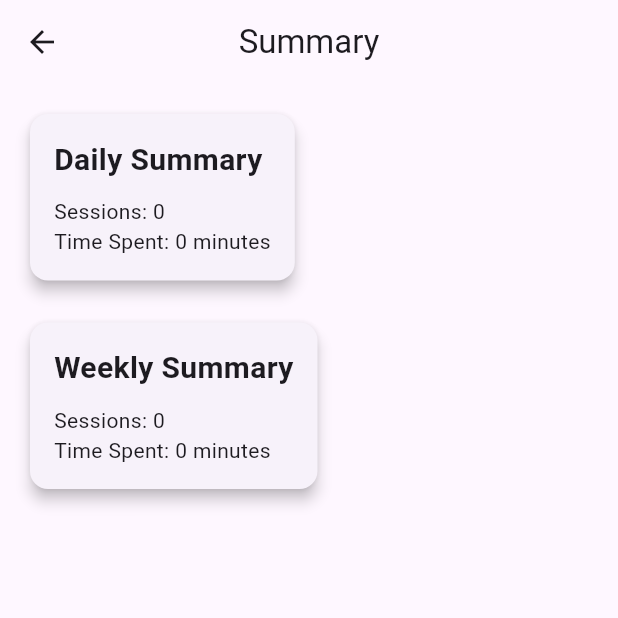
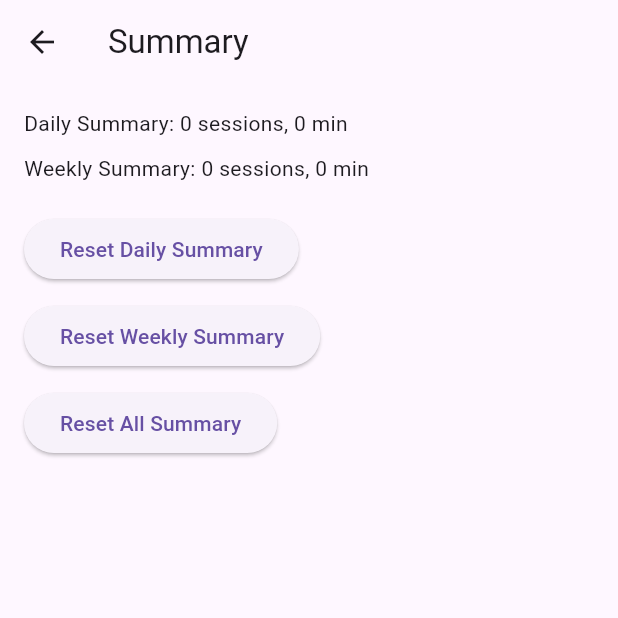
Before and after one commit to lazuardi-kipidapp/pomodoro_timer, a Flutter app: the screen it shows after launch, after a tap on "Start", after a tap on "Reset", after a tap on the "bar chart" icon, on a phone screen of 412 x 824 dp, the top half of it. Run offline on Flutter 3.47's test engine with Material 3 defaults, Android fonts, the phone set to English and light mode, and no system bars; our stand-ins replace awesome_notifications, shared_preferences.

Commit message:
adding feature reset

```diff
--- a/lib/controllers/summary_controller.dart
+++ b/lib/controllers/summary_controller.dart
@@ -41,14 +41,28 @@ class SummaryController {
     };
   }
 
+  static void resetDailySummary() {
+    _prefs.setInt('daily_sessions', 0);
+    _prefs.setInt('daily_time', 0);
+  }
+
+  static void resetWeeklySummary() {
+    _prefs.setInt('weekly_sessions', 0);
+    _prefs.setInt('weekly_time', 0);
+  }
+
+  static void resetAllSummary() {
+    resetDailySummary();
+    resetWeeklySummary();
+  }
+
   static void _checkAndResetDailySummary() {
     String today = DateFormat('yyyy-MM-dd').format(DateTime.now());
     String lastUsedDate = _prefs.getString('last_used_date') ?? '';
 
     if (today != lastUsedDate) {
       _prefs.setString('last_used_date', today);
-      _prefs.setInt('daily_sessions', 0);
-      _prefs.setInt('daily_time', 0);
+      resetDailySummary();
     }
   }
 
--- a/lib/main.dart
+++ b/lib/main.dart
@@ -17,7 +17,7 @@ class PomodoroTimerApp extends StatelessWidget {
     return MaterialApp(
       debugShowCheckedModeBanner: false,
       theme: ThemeData(primarySwatch: Colors.blue),
-      home: const TimerScreen(),
+      home: TimerScreen(),
       routes: {
         '/summary': (context) => const SummaryScreen(),
       },
--- a/lib/screens/summary_screen.dart
+++ b/lib/screens/summary_screen.dart
@@ -1,47 +1,81 @@
 import 'package:flutter/material.dart';
 import 'package:pomodoro_timer/controllers/summary_controller.dart';
 
-class SummaryScreen extends StatelessWidget {
+class SummaryScreen extends StatefulWidget {
   const SummaryScreen({super.key});
 
   @override
+  _SummaryScreenState createState() => _SummaryScreenState();
+}
+
+class _SummaryScreenState extends State<SummaryScreen> {
+  late Map<String, Map<String, dynamic>> summary;
+
+  @override
+  void initState() {
+    super.initState();
+    _loadSummary();
+  }
+
+  void _loadSummary() {
+    setState(() {
+      summary = SummaryController.getSummary();
+    });
+  }
+
+  void _resetDailySummary() {
+    SummaryController.resetDailySummary();
+    ScaffoldMessenger.of(context).showSnackBar(
+      const SnackBar(content: Text('Daily summary reset!')),
+    );
+    _loadSummary();
+  }
+
+  void _resetWeeklySummary() {
+    SummaryController.resetWeeklySummary();
+    ScaffoldMessenger.of(context).showSnackBar(
+      const SnackBar(content: Text('Weekly summary reset!')),
+    );
+    _loadSummary();
+  }
+
+  void _resetAllSummary() {
+    SummaryController.resetAllSummary();
+    ScaffoldMessenger.of(context).showSnackBar(
+      const SnackBar(content: Text('All summary reset!')),
+    );
+    _loadSummary();
+  }
+
+  @override
   Widget build(BuildContext context) {
-    final summary = SummaryController.getSummary();
-
     return Scaffold(
       appBar: AppBar(
         title: const Text('Summary'),
-        centerTitle: true,
       ),
       body: Padding(
         padding: const EdgeInsets.all(16.0),
         child: Column(
           crossAxisAlignment: CrossAxisAlignment.start,
           children: [
-            _buildSummarySection('Daily Summary', summary['daily']!),
+            Text('Daily Summary: ${summary['daily']!['sessions']} sessions, ${summary['daily']!['time']} min'),
+            const SizedBox(height: 10),
+            Text('Weekly Summary: ${summary['weekly']!['sessions']} sessions, ${summary['weekly']!['time']} min'),
             const SizedBox(height: 20),
-            _buildSummarySection('Weekly Summary', summary['weekly']!),
-          ],
-        ),
-      ),
-    );
-  }
-
-  Widget _buildSummarySection(String title, Map<String, dynamic> data) {
-    return Card(
-      elevation: 4,
-      child: Padding(
-        padding: const EdgeInsets.all(16.0),
-        child: Column(
-          crossAxisAlignment: CrossAxisAlignment.start,
-          children: [
-            Text(
-              title,
-              style: const TextStyle(fontSize: 20, fontWeight: FontWeight.bold),
+            ElevatedButton(
+              onPressed: _resetDailySummary,
+              child: const Text('Reset Daily Summary'),
             ),
             const SizedBox(height: 10),
-            Text('Sessions: ${data['sessions']}'),
-            Text('Time Spent: ${data['time']} minutes'),
+            ElevatedButton(
+              onPressed: _resetWeeklySummary,
+              child: const Text('Reset Weekly Summary'),
+            ),
+            const SizedBox(height: 10),
+            ElevatedButton(
+              onPressed: _resetAllSummary,
+              child: const Text('Reset All Summary'),
+            ),
           ],
         ),
       ),
--- a/lib/screens/timer_screen.dart
+++ b/lib/screens/timer_screen.dart
@@ -20,6 +20,7 @@ class _TimerScreenState extends State<TimerScreen> {
   bool isRunning = false;
   Timer? timer;
   final NotificationService _notificationService = NotificationService();
+  String selectedMode = 'Work'; // Default mode
 
   @override
   void initState() {
@@ -59,6 +60,11 @@ class _TimerScreenState extends State<TimerScreen> {
     setState(() {
       timerModel.remainingTime = timerModel.isWorkSession ? timerModel.workDuration : timerModel.breakDuration;
     });
+  }
+
+  void _resetTodaySummary() {
+    SummaryController.resetDailySummary();
+    setState(() {});
   }
 
   void _switchSession() {
@@ -122,7 +128,38 @@ class _TimerScreenState extends State<TimerScreen> {
               onReset: _resetTimer,
             ),
             const SizedBox(height: 20),
+            ElevatedButton(
+              onPressed: _resetTodaySummary,
+              child: const Text('Reset Today Summary'),
+            ),
+            const SizedBox(height: 20),
             Text('Today: ${dailySummary['sessions']} sessions, ${dailySummary['time']} min'),
+            const SizedBox(height: 20),
+            // Mode Selector
+            Row(
+              mainAxisAlignment: MainAxisAlignment.center,
+              children: [
+                const Text('Mode: '),
+                DropdownButton<String>(
+                  value: selectedMode,
+                  items: ['Work', 'Break'].map((String mode) {
+                    return DropdownMenuItem<String>(
+                      value: mode,
+                      child: Text(mode),
+                    );
+                  }).toList(),
+                  onChanged: (String? newMode) {
+                    setState(() {
+                      selectedMode = newMode!;
+                      timerModel.isWorkSession = selectedMode == 'Work';
+                      timerModel.remainingTime = timerModel.isWorkSession
+                          ? timerModel.workDuration
+                          : timerModel.breakDuration;
+                    });
+                  },
+                ),
+              ],
+            ),
           ],
         ),
       ),
--- a/pubspec.yaml
+++ b/pubspec.yaml
@@ -37,6 +37,8 @@ dependencies:
   flutter_local_notifications: ^18.0.1
   shared_preferences: ^2.5.2
   awesome_notifications: ^0.10.0
+  audioplayers: ^6.1.2
+  confetti: ^0.8.0
 
 dev_dependencies:
   flutter_test:
```
Also changed, not shown: pubspec.lock, 5 other files.
